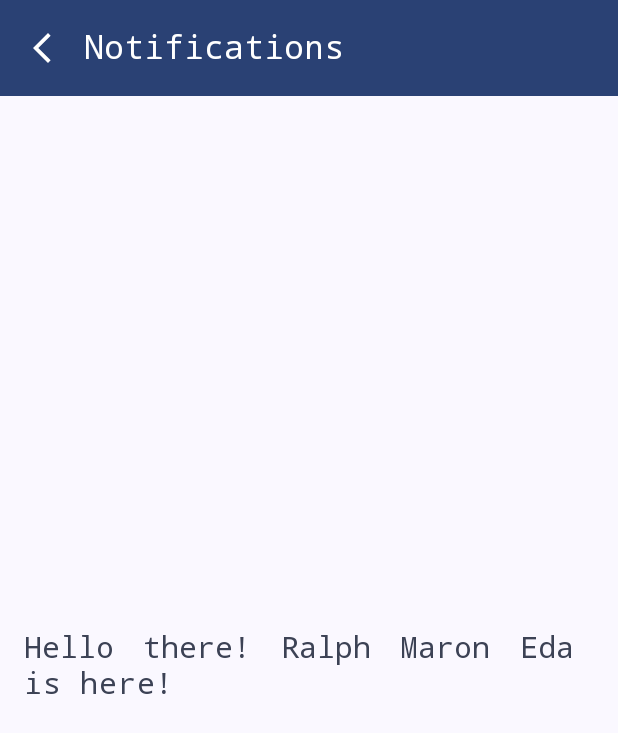
After one commit to ralphmarondev/taskify, an Android app built with Jetpack Compose: the NotificationScreen screen opened through its navigation route, on a phone screen of 412 x 824 dp. The commit adds this screen. Shown: the top 733 px of the screen. Run offline under Robolectric (Android 15) with nearby library versions, the phone set to English and light mode, and no system bars; our stand-ins replace Room's generated code, livedata-compose; 1 statement that could not run was skipped.

Commit message:
added notification screen
- updated app-navigation
- added notification-worker to show notification even if the app is
  closed [this is for testing]
- updated task-dao to return task which start-time is about to start, it
  also return task with end-time about to end
- updated main-activity for notification worker

```diff
--- a/app/build.gradle.kts
+++ b/app/build.gradle.kts
@@ -88,6 +88,10 @@ dependencies {
     // room database
     implementation(libs.androidx.room.common)
     implementation(libs.androidx.room.runtime)
+    implementation(libs.androidx.room.ktx)
     annotationProcessor(libs.androidx.room.compiler)
     kapt(libs.androidx.room.compiler)
+
+    // work manager
+    implementation(libs.androidx.work.runtime.ktx)
 }
--- a/app/src/main/AndroidManifest.xml
+++ b/app/src/main/AndroidManifest.xml
@@ -2,6 +2,7 @@
 <manifest xmlns:android="http://schemas.android.com/apk/res/android"
     xmlns:tools="http://schemas.android.com/tools">
 
+    <uses-permission android:name="android.permission.POST_NOTIFICATIONS" />
     <application
         android:allowBackup="true"
         android:dataExtractionRules="@xml/data_extraction_rules"
--- a/app/src/main/java/com/ralphmarondev/taskify/MainActivity.kt
+++ b/app/src/main/java/com/ralphmarondev/taskify/MainActivity.kt
@@ -5,17 +5,42 @@ import androidx.activity.ComponentActivity
 import androidx.activity.compose.setContent
 import androidx.activity.enableEdgeToEdge
 import androidx.core.splashscreen.SplashScreen.Companion.installSplashScreen
+import androidx.navigation.compose.rememberNavController
+import androidx.work.ExistingPeriodicWorkPolicy
+import androidx.work.PeriodicWorkRequestBuilder
+import androidx.work.WorkManager
 import com.ralphmarondev.taskify.core.navigation.AppNavigation
+import com.ralphmarondev.taskify.core.navigation.Screens
+import com.ralphmarondev.taskify.core.notification.NotificationWorker
 import com.ralphmarondev.taskify.ui.theme.TaskifyTheme
+import java.util.concurrent.TimeUnit
 
 class MainActivity : ComponentActivity() {
     override fun onCreate(savedInstanceState: Bundle?) {
         super.onCreate(savedInstanceState)
         installSplashScreen()
         enableEdgeToEdge()
+
+        val workRequest = PeriodicWorkRequestBuilder<NotificationWorker>(
+            15, TimeUnit.MINUTES // minimum interval for periodic work
+        ).build()
+
+        WorkManager.getInstance(applicationContext).enqueueUniquePeriodicWork(
+            "TaskNotificationWork",
+            ExistingPeriodicWorkPolicy.UPDATE,
+            workRequest
+        )
+
         setContent {
+            val navController = rememberNavController()
+            val navigateTo = intent.getStringExtra("navigateTo")
+
             TaskifyTheme {
-                AppNavigation()
+                AppNavigation(navController)
+
+                if (navigateTo == "NotificationScreen") {
+                    navController.navigate(Screens.Notification)
+                }
             }
         }
     }
--- a/app/src/main/java/com/ralphmarondev/taskify/core/navigation/AppNavigation.kt
+++ b/app/src/main/java/com/ralphmarondev/taskify/core/navigation/AppNavigation.kt
@@ -9,6 +9,7 @@ import androidx.navigation.toRoute
 import com.ralphmarondev.taskify.core.model.Task
 import com.ralphmarondev.taskify.features.home.HomeScreen
 import com.ralphmarondev.taskify.features.newtask.NewTaskScreen
+import com.ralphmarondev.taskify.features.notification.NotificationScreen
 import com.ralphmarondev.taskify.features.settings.SettingScreen
 import com.ralphmarondev.taskify.features.updatetask.UpdateTaskScreen
 import kotlinx.serialization.Serializable
@@ -32,6 +33,9 @@ class Screens {
 
     @Serializable
     object Settings
+
+    @Serializable
+    object Notification
 }
 
 @Composable
@@ -65,5 +69,8 @@ fun AppNavigation(
         composable<Screens.Settings> {
             SettingScreen(navController)
         }
+        composable<Screens.Notification> {
+            NotificationScreen(navController)
+        }
     }
 }
--- a/app/src/main/java/com/ralphmarondev/taskify/features/home/HomeScreen.kt
+++ b/app/src/main/java/com/ralphmarondev/taskify/features/home/HomeScreen.kt
@@ -55,7 +55,7 @@ fun HomeScreen(
                     )
                 },
                 actions = {
-                    IconButton(onClick = { }) {
+                    IconButton(onClick = { navController.navigate(Screens.Notification) }) {
                         Icon(
                             imageVector = Icons.Outlined.Notifications,
                             contentDescription = ""
--- /dev/null
+++ b/app/src/main/java/com/ralphmarondev/taskify/features/notification/NotificationScreen.kt
@@ -0,0 +1,79 @@
+package com.ralphmarondev.taskify.features.notification
+
+import android.annotation.SuppressLint
+import androidx.compose.foundation.layout.Arrangement
+import androidx.compose.foundation.layout.fillMaxSize
+import androidx.compose.foundation.layout.padding
+import androidx.compose.foundation.lazy.LazyColumn
+import androidx.compose.material.icons.Icons
+import androidx.compose.material.icons.outlined.ArrowBackIosNew
+import androidx.compose.material3.ExperimentalMaterial3Api
+import androidx.compose.material3.Icon
+import androidx.compose.material3.IconButton
+import androidx.compose.material3.MaterialTheme
+import androidx.compose.material3.Scaffold
+import androidx.compose.material3.Text
+import androidx.compose.material3.TopAppBar
+import androidx.compose.material3.TopAppBarDefaults
+import androidx.compose.runtime.Composable
+import androidx.compose.ui.Alignment
+import androidx.compose.ui.Modifier
+import androidx.compose.ui.text.font.FontFamily
+import androidx.compose.ui.text.font.FontWeight
+import androidx.compose.ui.text.style.TextAlign
+import androidx.compose.ui.unit.dp
+import androidx.compose.ui.unit.sp
+import androidx.navigation.NavHostController
+
+@OptIn(ExperimentalMaterial3Api::class)
+@SuppressLint("UnusedMaterial3ScaffoldPaddingParameter")
+@Composable
+fun NotificationScreen(
+    navController: NavHostController
+) {
+    Scaffold(
+        topBar = {
+            TopAppBar(
+                title = {
+                    Text(
+                        text = "Notifications",
+                        fontFamily = FontFamily.Monospace
+                    )
+                },
+                navigationIcon = {
+                    IconButton(onClick = { navController.popBackStack() }) {
+                        Icon(
+                            imageVector = Icons.Outlined.ArrowBackIosNew,
+                            contentDescription = ""
+                        )
+                    }
+                },
+                colors = TopAppBarDefaults.topAppBarColors(
+                    containerColor = MaterialTheme.colorScheme.primary,
+                    titleContentColor = MaterialTheme.colorScheme.onPrimary,
+                    navigationIconContentColor = MaterialTheme.colorScheme.onPrimary
+                )
+            )
+        }
+    ) { innerPadding ->
+        LazyColumn(
+            modifier = Modifier
+                .fillMaxSize()
+                .padding(innerPadding),
+            horizontalAlignment = Alignment.CenterHorizontally,
+            verticalArrangement = Arrangement.Center
+        ) {
+            item {
+                Text(
+                    text = "Hello there! Ralph Maron Eda is here!",
+                    fontSize = 20.sp,
+                    fontWeight = FontWeight.W500,
+                    textAlign = TextAlign.Justify,
+                    modifier = Modifier
+                        .padding(16.dp),
+                    color = MaterialTheme.colorScheme.secondary
+                )
+            }
+        }
+    }
+}
--- a/gradle/libs.versions.toml
+++ b/gradle/libs.versions.toml
@@ -11,19 +11,23 @@ activityCompose = "1.9.1"
 composeBom = "2024.04.01"
 materialIconsExtendedAndroid = "1.6.8"
 composeNavigation = "2.8.0-rc01"
+roomKtx = "2.6.1"
 serialization = "1.6.3"
 roomCommon = "2.6.1"
 roomCompiler = "2.6.1"
 roomRuntime = "2.6.1"
 compose = "1.6.8"
+workRuntimeKtx = "2.9.1"
 
 [libraries]
 androidx-core-ktx = { group = "androidx.core", name = "core-ktx", version.ref = "coreKtx" }
 androidx-core-splashscreen = { module = "androidx.core:core-splashscreen", version.ref = "coreSplashscreen" }
 androidx-room-compiler = { module = "androidx.room:room-compiler", version.ref = "roomCompiler" }
+androidx-room-ktx = { module = "androidx.room:room-ktx", version.ref = "roomKtx" }
 androidx-room-runtime = { module = "androidx.room:room-runtime", version.ref = "roomRuntime" }
 androidx-lifecycle-viewmodel-compose = { module = "androidx.lifecycle:lifecycle-viewmodel-compose", version.ref = "lifecycleRuntimeKtx" }
 androidx-material-icons-extended-android = { module = "androidx.compose.material:material-icons-extended-android", version.ref = "materialIconsExtendedAndroid" }
+androidx-work-runtime-ktx = { module = "androidx.work:work-runtime-ktx", version.ref = "workRuntimeKtx" }
 junit = { group = "junit", name = "junit", version.ref = "junit" }
 androidx-junit = { group = "androidx.test.ext", name = "junit", version.ref = "junitVersion" }
 androidx-espresso-core = { group = "androidx.test.espresso", name = "espresso-core", version.ref = "espressoCore" }
```
Also changed, not shown: app/src/main/java/com/ralphmarondev/taskify/core/data/room_db/TaskDao.kt (+7 -0 lines), app/src/main/java/com/ralphmarondev/taskify/core/notification/NotificationWorker.kt (added, +118 -0 lines).
